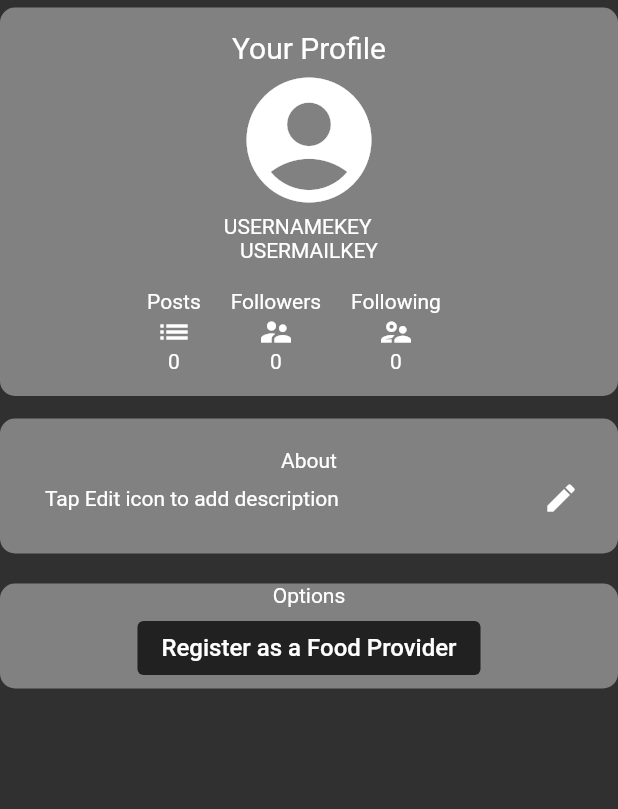
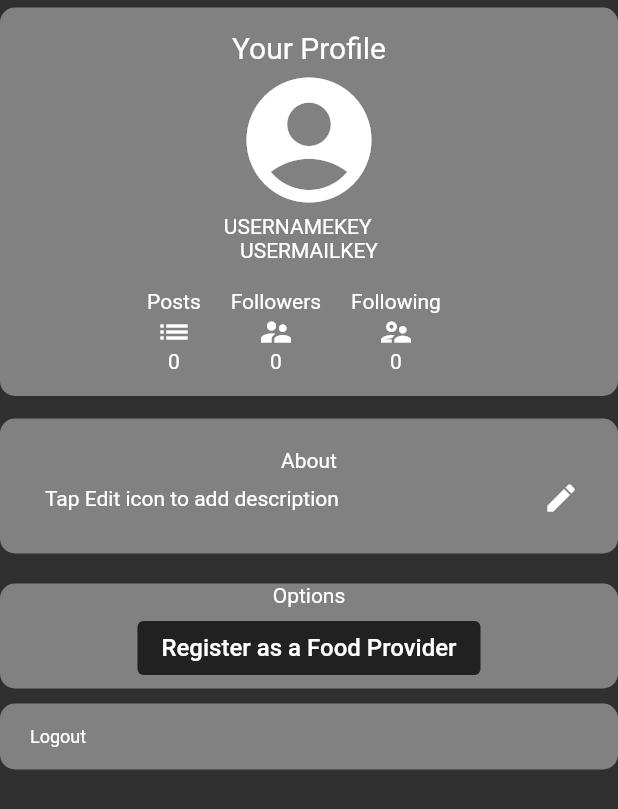
Before and after one commit to willhitman/dummy, a Flutter app: the AdminProfile screen opened directly, on a phone screen of 412 x 824 dp. Shown: the top 809 px of the screen. Run offline on Flutter 3.47's test engine with Material 2 defaults, Android fonts, the phone set to English and light mode, and no system bars; our stand-ins replace cached_network_image, cloud_firestore, file_picker, firebase_auth, firebase_core, firebase_storage and 5 more; accounts and stored records are empty.

```diff
--- a/lib/pages/admin/profile.dart
+++ b/lib/pages/admin/profile.dart
@@ -1,4 +1,5 @@
 import 'dart:io';
+import 'package:cached_network_image/cached_network_image.dart';
 import 'package:cloud_firestore/cloud_firestore.dart';
 import 'package:file_picker/file_picker.dart';
 import 'package:firebase_auth/firebase_auth.dart';
@@ -8,6 +9,7 @@ import 'package:flutter/material.dart';
 import 'package:flutter/src/foundation/key.dart';
 import 'package:flutter/src/widgets/framework.dart';
 import 'package:lifestyle/helper/helper_function.dart';
+import 'package:lifestyle/pages/admin/single_post.dart';
 import 'package:lifestyle/widgets/follows.dart';
 
 import '../../services/database_service.dart';
@@ -204,7 +206,8 @@ class _AdminProfileState extends State<AdminProfile> {
                                                                         .end,
                                                                 children: [
                                                                   InkWell(
-                                                                    child: const Icon(
+                                                                    child:
+                                                                        const Icon(
                                                                       Icons
                                                                           .close,
                                                                       size: 20,
@@ -575,29 +578,108 @@ class _AdminProfileState extends State<AdminProfile> {
                 stream: DatabaseService().getPostsByUserID(widget.userID),
                 builder: (context, AsyncSnapshot snapshot) {
                   if (snapshot.hasData) {
-                    return Column(
-                      children: [
-                        for (var doc in snapshot.data!.docs)
-                          SizedBox(
-                            height: _screenSize.height - 150,
-                            child: PostTemplate(
-                              likes: doc["likes"],
-                              comments: doc["comments"],
-                              url: doc["content"],
-                              postid: doc.id.toString(),
-                              caption: doc["caption"],
-                              userID: doc["user"],
+                    var totalPosts = snapshot.data!.docs;
+                    var totalCount = totalPosts.length;
+                    return GridView.builder(
+                        itemCount: totalCount,
+                        scrollDirection: Axis.vertical,
+                        shrinkWrap: true,
+                        primary: false,
+                        gridDelegate:
+                            const SliverGridDelegateWithFixedCrossAxisCount(
+                                crossAxisCount: 3),
+                        itemBuilder: (BuildContext context, int index) {
+                          return Center(
+                              child: Card(
+                            child: InkWell(
+                              onTap: () {
+                                Navigator.push(
+                                  context,
+                                  MaterialPageRoute(
+                                      builder: (context) => SinglePost(
+                                          likes:
+                                              (totalPosts[index].data()["likes"]).toString(),
+                                          comments: (totalPosts[index]
+                                              .data()["comments"]).toString(),
+                                          url: (totalPosts[index]
+                                              .data()["content"]).toString(),
+                                          postid:
+                                              (totalPosts[index].id).toString(),
+                                          caption: (totalPosts[index]
+                                              .data()["caption"]).toString(),
+                                          userid: (totalPosts[index]
+                                              .data()["user"]).toString())),
+                                );
+                              },
+                              child: Stack(children: [
+                                CachedNetworkImage(
+                                  fit: BoxFit.cover,
+                                  imageUrl: totalPosts[index].data()["content"],
+                                  placeholder: (context, url) => const Center(
+                                      child: SizedBox(
+                                          height: 20,
+                                          width: 20,
+                                          child: CircularProgressIndicator(
+                                            color: Colors.orangeAccent,
+                                          ))),
+                                  errorWidget: (context, url, error) =>
+                                      const Icon(Icons.error),
+                                ),
+                              ]),
                             ),
-                          )
-                      ],
-                    );
+                          ));
+                        });
+                    // return Column(
+                    //   children: [
+                    //     for (var doc in snapshot.data!.docs)
+                    //       SizedBox(
+                    //         height: _screenSize.height - 150,
+                    //         child: PostTemplate(
+                    //           likes: doc["likes"],
+                    //           comments: doc["comments"],
+                    //           url: doc["content"],
+                    //           postid: doc.id.toString(),
+                    //           caption: doc["caption"],
+                    //           userID: doc["user"],
+                    //         ),
+                    //       )
+                    //   ],
+                    // );
                   } else {
                     return const Center(
                       child: Text("You have no Posts at the Moment"),
                     );
                   }
                   return const CircularProgressIndicator();
-                })
+                }),
+            Center(
+              child: Container(
+                width: double.infinity,
+                decoration: const BoxDecoration(
+                    color: Color.fromARGB(100, 255, 255, 255),
+                    borderRadius:
+                    BorderRadius.all(Radius.circular(10))),
+                child: Padding(
+                  padding:
+                  const EdgeInsets.symmetric(vertical: 15),
+                  child: Column(
+                    mainAxisAlignment: MainAxisAlignment.start,
+                    crossAxisAlignment: CrossAxisAlignment.start,
+                    children: const [
+                       Padding(
+                         padding: EdgeInsets.only(left: 20.0),
+                         child: Text(
+                           "Logout",
+                           style: TextStyle(fontSize: 12),
+                         ),
+                       ),
+                      //Profile picture
+
+                    ],
+                  ),
+                ),
+              ),
+            )
           ],
         ),
       ),
```
Also changed, not shown: lib/pages/admin/single_post.dart (added, +37 -0 lines), lib/widgets/like_bubble.dart (+7 -30 lines), pubspec.lock.
